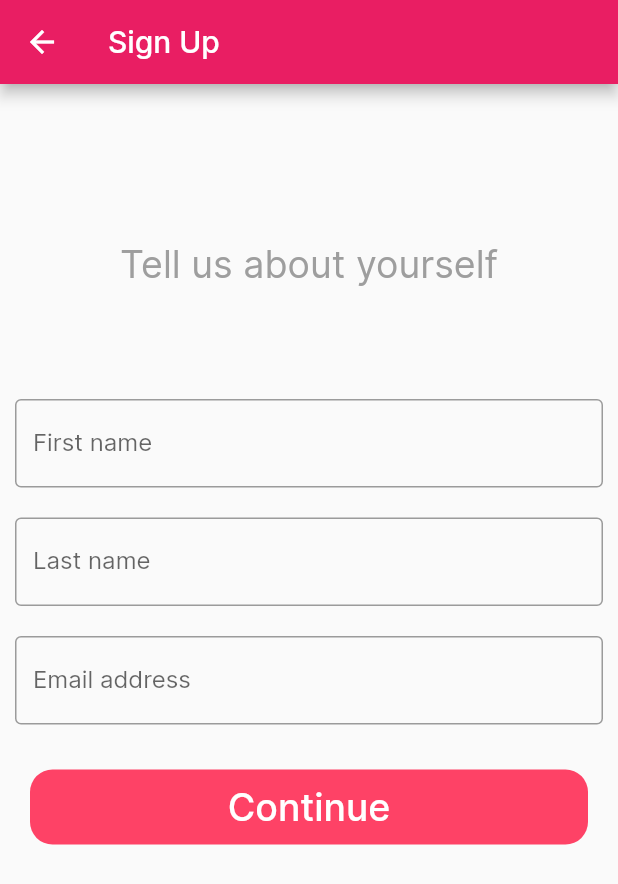
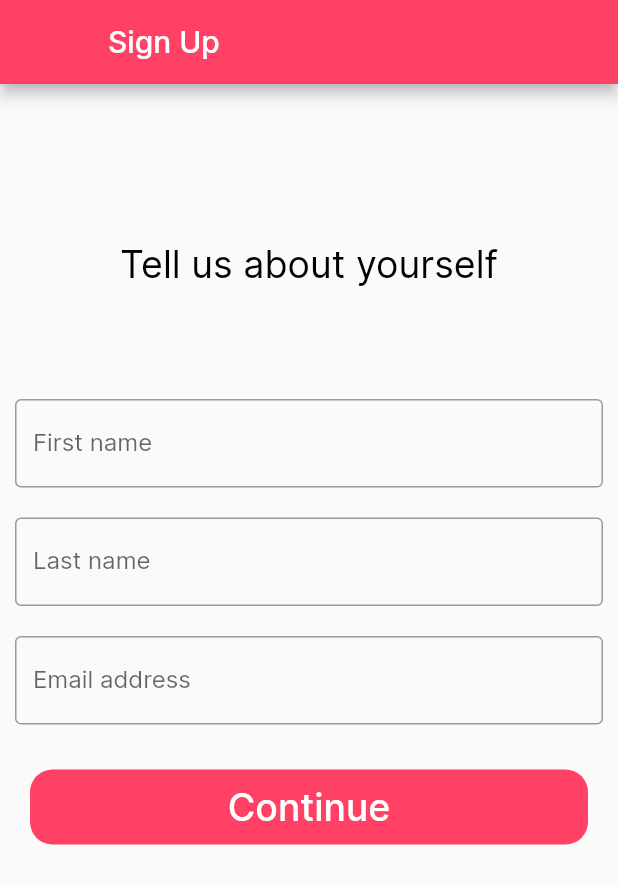
Before and after one commit to Pantone-448C/application, a Flutter app: the SignupPage screen opened directly, on a phone screen of 412 x 824 dp. Shown: the top 884 px of the screen. Run offline on Flutter 3.47's test engine with Material 2 defaults, Android fonts, the phone set to English and light mode, and no system bars; our stand-ins replace bloc, cached_network_image, cloud_firestore, equatable, firebase_auth, firebase_core and 3 more; missing offline and left inert: qr_code_scanner; accounts and stored records are empty; network calls fail.

Commit message:
general cleanup and wlist/activity card interaction (#32)
- fix the activity page so it handles long activity and place names correctly and responsively
- make all activity and wanderlist cards tappable so they navigate to the appropriate page
- modify apptheme so that backbuttons in the nav bar inherit the right colour by default
- modify the apptheme so that text appears an appropriate colour
- removed the flag button from the activity page
- changed the appbar size in the wanderlist page to match the home pages
- in many places replace literals and direct references to styling with more relevant values from contextual apptheme or the style class
- factor out the search bar from the edit_wanderlist and reuse on the wanderlists page
- add a constant THUMB_CORNER_RADIUS = 5 and set all thumbnails to use it
- change font sizes to be more consistent
    - cardTitle 14pt black
    - card content is Theme.caption (12 pt grey)
    - subheadings are 18pt black

```diff
--- a/lib/apptheme.dart
+++ b/lib/apptheme.dart
@@ -1,4 +1,6 @@
 import 'package:flutter/widgets.dart';
+import 'package:flutter/material.dart';
+import 'dart:math';
 import 'package:flutter/material.dart';
 
 // These should be generic text styles, eg "label", "title", "button1", "button2"
@@ -15,8 +17,9 @@ class WanTextTheme {
 
   var errorLabel = TextStyle(color: Colors.red);
 
-  var cardTitle = TextStyle(fontSize: 18);
-  var cardBody = TextStyle(color: Color(0x999999), fontSize: 12);
+  var heading = TextStyle(fontSize: 18);
+  var cardTitle = TextStyle(fontSize: 14);
+  var cardBody = TextStyle(color: WanColors().grey, fontSize: 12);
 
   var loginButton = TextStyle(
     color: Colors.white,
@@ -26,11 +29,64 @@ class WanTextTheme {
   var signupButton = TextStyle(color: WanTheme.colors.pink, fontSize: 15);
 }
 
+
+// Source
+// https://gist.github.com/moritzmorgenroth/5602102d855efde2d686b0c7c5a095ad
+MaterialColor generateMaterialColor(Color color) {
+  return MaterialColor(color.value, {
+    50: tintColor(color, 0.5),
+    100: tintColor(color, 0.4),
+    200: tintColor(color, 0.3),
+    300: tintColor(color, 0.2),
+    400: tintColor(color, 0.1),
+    500: tintColor(color, 0),
+    600: tintColor(color, -0.1),
+    700: tintColor(color, -0.2),
+    800: tintColor(color, -0.3),
+    900: tintColor(color, -0.4),
+  });
+}
+
+int tintValue(int value, double factor) =>
+    max(0, min((value + ((255 - value) * factor)).round(), 255));
+
+Color tintColor(Color color, double factor) => Color.fromRGBO(
+    tintValue(color.red, factor),
+    tintValue(color.green, factor),
+    tintValue(color.blue, factor),
+    1);
+
 class WanTheme {
   static const double CARD_CORNER_RADIUS = 15.0;
+  static const double THUMB_CORNER_RADIUS = 5.0;
+  static const double BORDER_RADIUS = 15.0;
+  static const double PAGE_MARGIN = 20;
+  static const double CARD_PADDING = 8;
+  static const double TITLEBAR_HEIGHT = 60;
+
+  static ColorScheme defaultCols = ColorScheme(
+  background: Colors.white,
+  brightness: Brightness.light,
+  primary: WanColors().pink,
+  onPrimary: Colors.white,
+  primaryVariant: WanColors().bgOrange,
+  surface: WanColors().offWhite,
+  onBackground: Colors.black,
+  secondary: WanColors().bgOrange,
+  onSecondary: WanColors().orange,
+  secondaryVariant: WanColors().bgOrange,
+  onSurface: Colors.black,
+  error: Colors.red,
+  onError: Colors.white,
+  );
 
   static ThemeData materialTheme = ThemeData(
-    primarySwatch: Colors.pink,
+    primarySwatch: generateMaterialColor(WanColors().pink),
+
+    colorScheme: defaultCols,
+    iconTheme: IconThemeData(color: WanColors().pink),
+    primaryIconTheme: IconThemeData(color: WanColors().pink),
+    accentIconTheme: IconThemeData(color: WanColors().pink),
     fontFamily: "inter",
     textTheme: const TextTheme(
       headline1: TextStyle(fontSize: 72.0, fontWeight: FontWeight.bold),
@@ -43,18 +99,23 @@ class WanTheme {
       button: TextStyle(fontSize: 14),
       caption: TextStyle(fontSize: 12),
 
-      bodyText1: TextStyle(fontSize: 14.0),
+      bodyText1: TextStyle(fontSize: 14.0, color: Colors.grey),
       // ...
-      bodyText2: TextStyle(fontSize: 12.0, color: Colors.grey),
+      bodyText2: TextStyle(fontSize: 12.0, color: Colors.black),
     ),
   );
 
   static WanTextTheme text = WanTextTheme();
   static WanColors colors = WanColors();
+
+
 }
 
+
+
+
 class WanColors {
-  var pink = Color.fromRGBO(0xFF, 0x2D, 0x55, 0.9);
+  var pink = Color(0xFFFE4165);
   var grey = Color.fromRGBO(0x42, 0x42, 0x42, 0.9);
   var offWhite = Color.fromRGBO(0xF6, 0xF6, 0xF6, 1);
   var bgOrange = Color.fromRGBO(0xFF, 0xDC, 0xC1, 1);
--- a/lib/components/small_square_image.dart
+++ b/lib/components/small_square_image.dart
@@ -1,11 +1,11 @@
 import 'package:flutter/material.dart';
+
+import '../apptheme.dart';
 
 class SmallSquareImage extends StatelessWidget {
   final double parentWidth;
   final double parentHeight;
   final ImageProvider image;
-
-  static const double CORNER_RADIUS = 4.0;
 
   SmallSquareImage(this.parentWidth, this.parentHeight, this.image);
 
@@ -16,7 +16,7 @@ class SmallSquareImage extends StatelessWidget {
         aspectRatio: 1 / 1,
         child: Container(
           decoration: BoxDecoration(
-              borderRadius: BorderRadius.all(Radius.circular(CORNER_RADIUS)),
+              borderRadius: BorderRadius.all(Radius.circular(WanTheme.THUMB_CORNER_RADIUS)),
               image: DecorationImage(
                 fit: BoxFit.fitHeight,
                 alignment: FractionalOffset.topCenter,
--- a/lib/titlebar.dart
+++ b/lib/titlebar.dart
@@ -25,7 +25,7 @@ class Titlebar extends StatelessWidget implements PreferredSizeWidget {
   }
 
   static const titleSize = 30.0;
-  static const barHeight = 60.0;
+  static const barHeight = WanTheme.TITLEBAR_HEIGHT;
 
   @override
   Size get preferredSize => Size.fromHeight(barHeight);
--- a/lib/wanderlist/view/view_wanderlist.dart
+++ b/lib/wanderlist/view/view_wanderlist.dart
@@ -44,7 +44,7 @@ class ViewWanderlistPage extends StatelessWidget {
 class _AppBar extends StatelessWidget implements PreferredSizeWidget {
   _AppBar();
 
-  static const barHeight = 40.0;
+  static const barHeight = WanTheme.TITLEBAR_HEIGHT;
   @override
   Size get preferredSize => Size.fromHeight(barHeight);
 
@@ -129,9 +129,7 @@ class _UneditableActivityList extends StatelessWidget {
         shrinkWrap: true,
         itemBuilder: (BuildContext context, int index) {
           return ActivitySummaryItemSmall(
-            activityName: activities[index].name,
-            activityDescription: activities[index].about,
-            imageUrl: activities[index].imageUrl,
+            activity: activities[index],
             smallIcon: true,
           );
         },
```
Also changed, not shown: lib/activity/view/activity_info.dart (+30 -22 lines), lib/components/activity_summary_item_large.dart (+11 -13 lines), lib/components/activity_summary_item_small.dart (+23 -13 lines), lib/components/searchfield.dart (added, +36 -0 lines), lib/components/wanderlist_summary_item.dart (+6 -8 lines), lib/home/view/home_page.dart (+8 -2 lines), lib/home/widgets/detailed_wanderlist_summary.dart (+9 -4 lines), lib/userwanderlists/view/userwanderlists.dart (+9 -8 lines), lib/wanderlist/view/edit_wanderlist.dart (+10 -17 lines), lib/wanderlist/widgets/add_activity.dart (+7 -31 lines).
